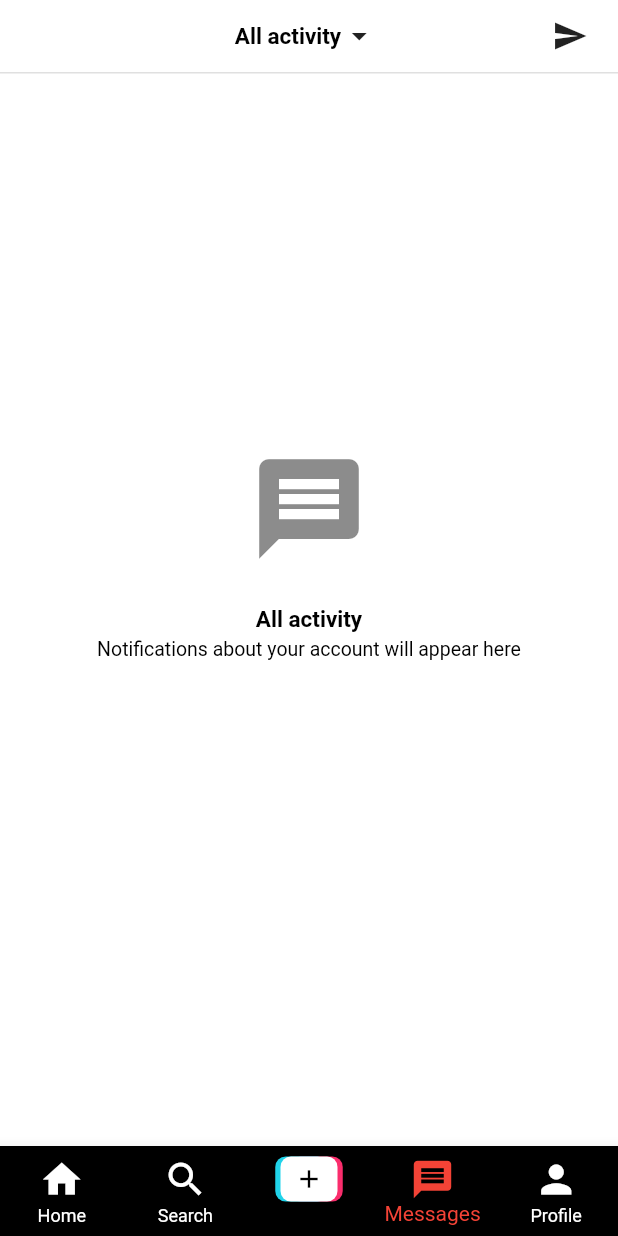
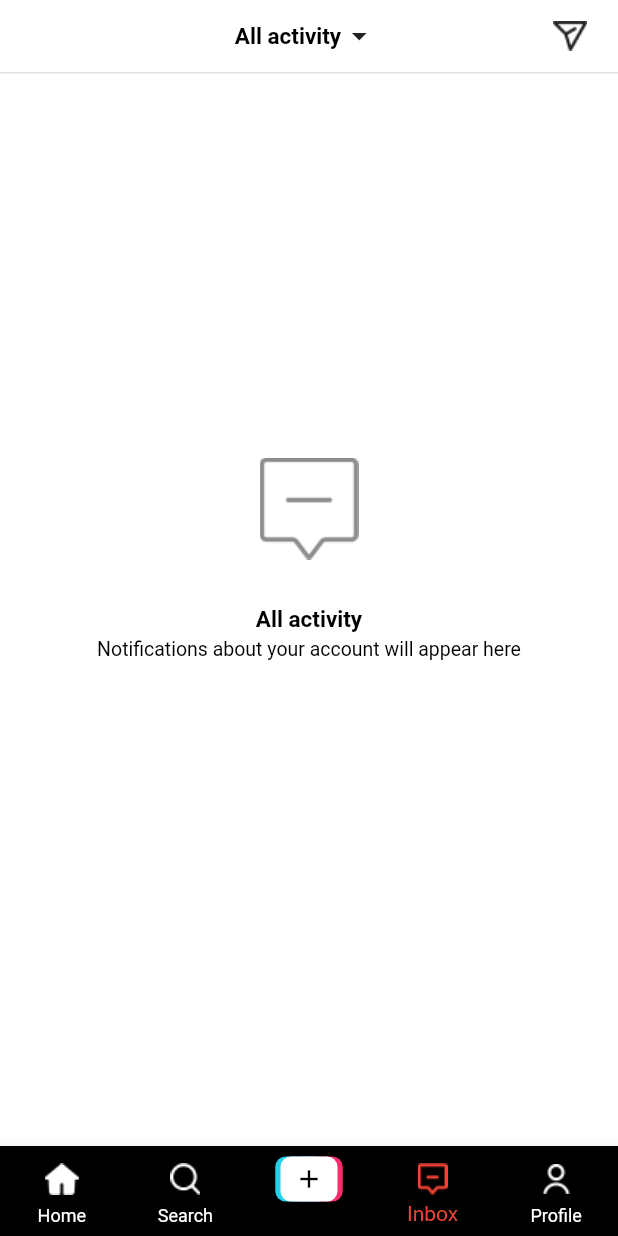
Before and after one commit to Viet20021476/Tiktok-Clone, a Flutter app: the HomeScreen screen opened directly, item 4 of the bottom bar chosen, on a phone screen of 412 x 824 dp. Run offline on Flutter 3.47's test engine with Material 2 defaults, Android fonts, the phone set to English and light mode, and no system bars; our stand-ins replace cached_network_image, cloud_firestore, firebase_auth, firebase_core, firebase_storage, get; accounts and stored records are empty.

Commit message:
update user interface

```diff
--- a/tiktok_clone/lib/constants.dart
+++ b/tiktok_clone/lib/constants.dart
@@ -12,8 +12,8 @@ var buttonColor = Colors.red;
 var borderColor = Colors.blueGrey;
 
 const pages = [
-  Text("Home Screen"),
-  const SearchScreen(),
+  Text('video screen'),
+  SearchScreen(),
   Text("Add page Screen"),
   const MessagesScreen(),
   const ProfileScreen(),
--- a/tiktok_clone/lib/views/screens/authens/login_screen.dart
+++ b/tiktok_clone/lib/views/screens/authens/login_screen.dart
@@ -23,7 +23,7 @@ class LoginScreen extends StatelessWidget {
             height: 300,
             decoration: const BoxDecoration(
                 image: DecorationImage(
-              image: AssetImage('assets/images/background.png'),
+              image: AssetImage('assets/images/login_background.png'),
               fit: BoxFit.fill,
             )),
             child: Stack(
--- a/tiktok_clone/lib/views/screens/authens/register_screen.dart
+++ b/tiktok_clone/lib/views/screens/authens/register_screen.dart
@@ -21,7 +21,7 @@ class RegisterScreen extends StatelessWidget {
             height: 300,
             decoration: const BoxDecoration(
                 image: DecorationImage(
-              image: AssetImage('assets/images/background.png'),
+              image: AssetImage('assets/images/login_background.png'),
               fit: BoxFit.fill,
             )),
             child: Stack(
--- a/tiktok_clone/lib/views/screens/mainScreen/home_screen.dart
+++ b/tiktok_clone/lib/views/screens/mainScreen/home_screen.dart
@@ -29,14 +29,30 @@ class _HomeScreenState extends State<HomeScreen> {
         currentIndex: pageIdx,
         items: const [
           BottomNavigationBarItem(
-              icon: Icon(Icons.home, size: 30), label: "Home"),
+              icon: ImageIcon(
+                AssetImage('assets/my-icons/homesolidicon.png'),
+                size: 30,
+              ),
+              label: "Home"),
           BottomNavigationBarItem(
-              icon: Icon(Icons.search, size: 30), label: "Search"),
+              icon: ImageIcon(
+                AssetImage('assets/my-icons/searchicon.png'),
+                size: 30,
+              ),
+              label: "Search"),
           BottomNavigationBarItem(icon: CustomIcon(), label: ""),
           BottomNavigationBarItem(
-              icon: Icon(Icons.message, size: 30), label: "Messages"),
+              icon: ImageIcon(
+                AssetImage('assets/my-icons/messagestrokeicon.png'),
+                size: 30,
+              ),
+              label: "Inbox"),
           BottomNavigationBarItem(
-              icon: Icon(Icons.person, size: 30), label: "Profile")
+              icon: ImageIcon(
+                AssetImage('assets/my-icons/accountstrokeicon.png'),
+                size: 30,
+              ),
+              label: "Profile")
         ],
       ),
       body: pages[pageIdx],
--- a/tiktok_clone/lib/views/screens/mainScreen/messages_screen.dart
+++ b/tiktok_clone/lib/views/screens/mainScreen/messages_screen.dart
@@ -17,10 +17,10 @@ class _MessagesScreenState extends State<MessagesScreen> {
             color: Colors.white,
             child: Column(children: [
               Container(
-                  decoration: BoxDecoration(
-                      border: Border(
-                          bottom: BorderSide(color: Colors.black12))),
-                  padding: EdgeInsets.symmetric(vertical: 12, horizontal: 20),
+                decoration: const BoxDecoration(
+                    border: Border(bottom: BorderSide(color: Colors.black12))),
+                padding:
+                    const EdgeInsets.symmetric(vertical: 12, horizontal: 20),
                 child: Row(
                   mainAxisAlignment: MainAxisAlignment.spaceBetween,
                   children: [
@@ -28,7 +28,7 @@ class _MessagesScreenState extends State<MessagesScreen> {
                       width: 20,
                     ),
                     Row(
-                        children: [
+                      children: const [
                         Text(
                           "All activity",
                           style: TextStyle(
@@ -40,25 +40,26 @@ class _MessagesScreenState extends State<MessagesScreen> {
                         Icon(Icons.arrow_drop_down),
                       ],
                     ),
-                      Icon(Icons.send)
+                    const ImageIcon(
+                        AssetImage('assets/my-icons/vector3stroke.png'))
                   ],
                 ),
               ),
-                SizedBox(
+              const SizedBox(
                 height: 250,
               ),
               Row(
                 mainAxisAlignment: MainAxisAlignment.center,
-                  children: [
-                    Icon(
-                      Icons.message,
+                children: const [
+                  ImageIcon(
+                    AssetImage('assets/my-icons/messageicon.png'),
                     size: 80,
                     color: Colors.black45,
                   )
                 ],
               ),
-                SizedBox(height: 25),
-                Text(
+              const SizedBox(height: 25),
+              const Text(
                 "All activity",
                 style: TextStyle(
                     fontSize: 15,
@@ -66,8 +67,8 @@ class _MessagesScreenState extends State<MessagesScreen> {
                     color: Colors.black,
                     decoration: TextDecoration.none),
               ),
-                SizedBox(height: 3),
-                Text(
+              const SizedBox(height: 3),
+              const Text(
                 "Notifications about your account will appear here",
                 style: TextStyle(
                     fontSize: 13,
--- a/tiktok_clone/lib/views/screens/mainScreen/profile_screen.dart
+++ b/tiktok_clone/lib/views/screens/mainScreen/profile_screen.dart
@@ -20,12 +20,15 @@ class ProfileScreen extends StatelessWidget {
           ),
           backgroundColor: Colors.transparent,
           elevation: 0,
-          leading: Icon(Icons.person_add, color: Colors.black),
-          actions: [
+          leading: const ImageIcon(
+            AssetImage('assets/my-icons/addaccounticon.png'),
+            color: Colors.black,
+          ),
+          actions: const [
             Padding(
-              padding: const EdgeInsets.only(right: 12),
-              child: Icon(
-                Icons.menu,
+              padding: EdgeInsets.only(right: 12),
+              child: ImageIcon(
+                AssetImage('assets/my-icons/menuicon.png'),
                 color: Colors.black,
               ),
             )
--- a/tiktok_clone/pubspec.yaml
+++ b/tiktok_clone/pubspec.yaml
@@ -42,6 +42,8 @@ dependencies:
   firebase_core: ^1.23.0
   firebase_storage: ^10.3.9
   cloud_firestore: ^3.4.9
+  lint: ^1.10.0
+  flutter_svg: ^1.1.5
 
 dev_dependencies:
   flutter_test:
@@ -68,6 +70,7 @@ flutter:
   # To add assets to your application, add an assets section, like this:
   assets:
    -  assets/images/
+   -  assets/my-icons/
   #   - images/a_dot_ham.jpeg
 
   # An image asset can refer to one or more resolution-specific "variants", see
```
Also changed, not shown: tiktok_clone/assets/images/homesolidicon.png (added), tiktok_clone/assets/images/login_background.png (renamed from tiktok_clone/assets/images/background.png), tiktok_clone/assets/my-icons/accountstrokeicon.png (added), tiktok_clone/assets/my-icons/addaccounticon.png (added), tiktok_clone/assets/my-icons/homesolidicon.png (added), tiktok_clone/assets/my-icons/menuicon.png (added), tiktok_clone/assets/my-icons/messageicon.png (added), tiktok_clone/assets/my-icons/messagestrokeicon.png (added), tiktok_clone/assets/my-icons/searchicon.png (added), tiktok_clone/assets/my-icons/vector3stroke.png (added), tiktok_clone/pubspec.lock. Lines whose indentation alone changed are shown as unchanged.
